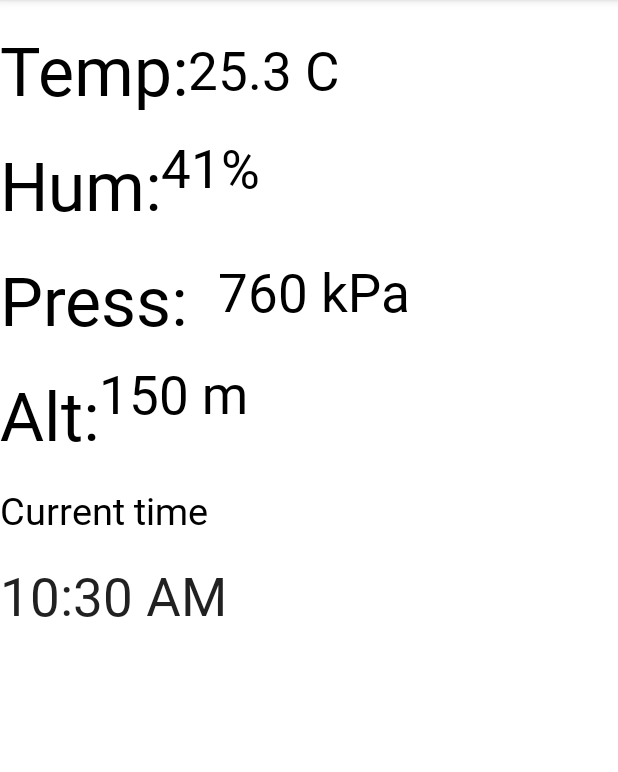
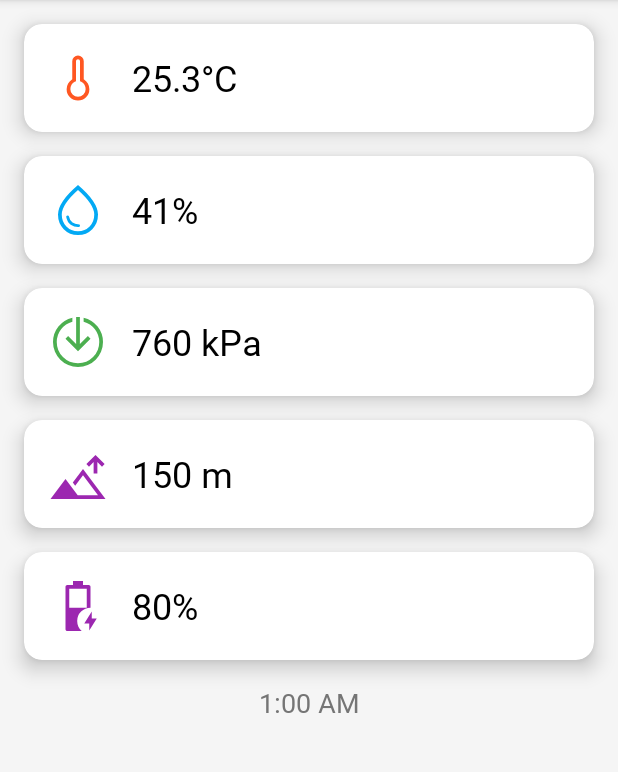
Before and after one commit to Ledrunning/WiFiOutdoorSensor, an Android app: the screen it shows after launch (MainActivity), on a phone screen of 412 x 824 dp, the part 84-856 px from its top. Run offline under Robolectric (Android 15) with nearby library versions, the phone set to English and light mode, and no system bars; our stand-ins replace Volley; network calls fail.

Commit message:
Updated design and icons

```diff
--- /dev/null
+++ b/MeteoraAndroid/app/src/main/res/drawable/altitude.xml
@@ -0,0 +1,9 @@
+<vector xmlns:android="http://schemas.android.com/apk/res/android"
+    android:width="48dp"
+    android:height="48dp"
+    android:viewportWidth="960"
+    android:viewportHeight="960">
+  <path
+      android:pathData="M730,470v-181l-74,73 -42,-42 146,-146 146,146 -42,43 -74,-74v181h-60ZM40,880l240,-320 195,260h325L560,501 435,667l-38,-50 163,-217L920,880L40,880ZM435,820Z"
+      android:fillColor="#5f6368"/>
+</vector>
--- /dev/null
+++ b/MeteoraAndroid/app/src/main/res/drawable/battery_charging.xml
@@ -0,0 +1,9 @@
+<vector xmlns:android="http://schemas.android.com/apk/res/android"
+    android:width="48dp"
+    android:height="48dp"
+    android:viewportWidth="960"
+    android:viewportHeight="960">
+  <path
+      android:pathData="M310,880q-13,0 -21.5,-8.5T280,850v-676q0,-13 8.5,-21.5T310,144h90v-64h160v64h90q13,0 21.5,8.5T680,174v333q-88,0 -150.5,62.5T467,721q0,48 19.5,89T539,880L310,880ZM340,507h280v-303L340,204v303ZM660,873v-113h-80l120,-192v112h80L660,873Z"
+      android:fillColor="#5f6368"/>
+</vector>
--- /dev/null
+++ b/MeteoraAndroid/app/src/main/res/drawable/enable.xml
@@ -0,0 +1,9 @@
+<vector xmlns:android="http://schemas.android.com/apk/res/android"
+    android:width="48dp"
+    android:height="48dp"
+    android:viewportWidth="960"
+    android:viewportHeight="960">
+  <path
+      android:pathData="M480,880q-83,0 -156,-31.5T197,763q-54,-54 -85.5,-127T80,480q0,-140 86.5,-248.5T390,90v64q-111,30 -180.5,120.5T140,480q0,142 99,241t241,99q142,0 241,-99t99,-241q0,-115 -69.5,-205.5T570,154v-64q137,33 223.5,141.5T880,480q0,83 -31.5,156T763,763q-54,54 -127,85.5T480,880ZM480,626L280,426l42,-42 128,128v-431h60v431l128,-128 42,42 -200,200Z"
+      android:fillColor="#5f6368"/>
+</vector>
--- /dev/null
+++ b/MeteoraAndroid/app/src/main/res/drawable/thermometer.xml
@@ -0,0 +1,9 @@
+<vector xmlns:android="http://schemas.android.com/apk/res/android"
+    android:width="48dp"
+    android:height="48dp"
+    android:viewportWidth="960"
+    android:viewportHeight="960">
+  <path
+      android:pathData="M480,840q-75.53,0 -128.77,-53.24Q298,733.53 298,658q0,-49.1 24,-91.55Q346,524 388,498v-286q0,-38.33 26.76,-65.17 26.77,-26.83 65,-26.83Q518,120 545,146.83q27,26.84 27,65.17v286q42,26 66,68.45T662,658q0,75.53 -53.23,128.76Q555.53,840 480,840ZM480.12,781q50.88,0 86.38,-35.88Q602,709.25 602,658q0,-37.81 -18,-70.41Q566,555 532,540l-20,-9v-319q0,-13.6 -9.2,-22.8 -9.2,-9.2 -22.8,-9.2 -13.6,0 -22.8,9.2 -9.2,9.2 -9.2,22.8v319l-20,9q-34,15 -52,47.59 -18,32.6 -18,70.41 0,51.25 35.62,87.12Q429.24,781 480.12,781ZM480,658Z"
+      android:fillColor="#5f6368"/>
+</vector>
--- /dev/null
+++ b/MeteoraAndroid/app/src/main/res/drawable/water_drop.xml
@@ -0,0 +1,9 @@
+<vector xmlns:android="http://schemas.android.com/apk/res/android"
+    android:width="48dp"
+    android:height="48dp"
+    android:viewportWidth="960"
+    android:viewportHeight="960">
+  <path
+      android:pathData="M479,752q16,0 24.5,-5.5T512,730q0,-11 -8.5,-17t-25.5,-6q-42,0 -85.5,-26.5T337,587q-2,-9 -9,-14.5t-15,-5.5q-11,0 -17,8.5t-4,17.5q15,84 71,121.5T479,752ZM480,880q-137,0 -228.5,-94T160,552q0,-100 79.5,-217.5T480,80q161,137 240.5,254.5T800,552q0,140 -91.5,234T480,880ZM480,820q112,0 186,-76.5T740,552q0,-79 -66.5,-179.5T480,160Q353,272 286.5,372.5T220,552q0,115 74,191.5T480,820ZM480,480Z"
+      android:fillColor="#5f6368"/>
+</vector>
--- a/MeteoraAndroid/app/src/main/res/layout/activity_main.xml
+++ b/MeteoraAndroid/app/src/main/res/layout/activity_main.xml
@@ -1,146 +1,218 @@
 <?xml version="1.0" encoding="utf-8"?>
-<androidx.constraintlayout.widget.ConstraintLayout
-    xmlns:android="http://schemas.android.com/apk/res/android"
+<androidx.constraintlayout.widget.ConstraintLayout xmlns:android="http://schemas.android.com/apk/res/android"
     xmlns:app="http://schemas.android.com/apk/res-auto"
     xmlns:tools="http://schemas.android.com/tools"
     android:layout_width="match_parent"
     android:layout_height="match_parent"
+    android:background="#F5F5F5"
     tools:context=".MainActivity">
 
-    <!-- Temperature -->
-    <TextView
-        android:id="@+id/lbTemperature"
-        android:layout_width="wrap_content"
+    <androidx.cardview.widget.CardView
+        android:id="@+id/cardTemperature"
+        android:layout_width="0dp"
         android:layout_height="wrap_content"
-        android:fontFamily="@font/matrixtypeit"
-        android:text="Temp:"
-        android:textColor="#000000"
-        android:textSize="45sp"
-        app:layout_constraintTop_toTopOf="parent"
+        android:layout_margin="16dp"
+        app:cardCornerRadius="12dp"
+        app:cardElevation="8dp"
         app:layout_constraintStart_toStartOf="parent"
-        app:layout_constraintHorizontal_bias="0.1"
-        android:layout_marginTop="16dp" />
+        app:layout_constraintEnd_toEndOf="parent"
+        app:layout_constraintTop_toTopOf="parent">
+
+        <LinearLayout
+            android:layout_width="match_parent"
+            android:layout_height="wrap_content"
+            android:orientation="horizontal"
+            android:padding="16dp">
+
+            <ImageView
+                android:id="@+id/iconTemperature"
+                android:layout_width="40dp"
+                android:layout_height="40dp"
+                android:src="@drawable/thermometer"
+                android:contentDescription="@string/temperature_icon"
+                app:tint="#FF5722" />
 
             <TextView
                 android:id="@+id/temperature"
                 android:layout_width="wrap_content"
                 android:layout_height="wrap_content"
-        android:fontFamily="@font/matrixtypeit"
-        android:text="25.3 C"
+                android:text="25.3°C"
+                android:textSize="24sp"
                 android:textColor="#000000"
-        android:textSize="35sp"
-        app:layout_constraintTop_toTopOf="@+id/lbTemperature"
-        app:layout_constraintBottom_toBottomOf="@+id/lbTemperature"
-        app:layout_constraintStart_toEndOf="@+id/lbTemperature"
-        app:layout_constraintHorizontal_bias="0.1" />
+                android:layout_marginStart="16dp"
+                android:layout_gravity="center_vertical"
+                android:fontFamily="@font/matrixtypeit" />
 
-    <!-- Humidity -->
-    <TextView
-        android:id="@+id/lbHumidity"
-        android:layout_width="wrap_content"
+        </LinearLayout>
+    </androidx.cardview.widget.CardView>
+
+    <androidx.cardview.widget.CardView
+        android:id="@+id/cardHumidity"
+        android:layout_width="0dp"
         android:layout_height="wrap_content"
-        android:fontFamily="@font/matrixtypeit"
-        android:text="Hum:"
-        android:textColor="#000000"
-        android:textSize="45sp"
-        app:layout_constraintTop_toBottomOf="@id/lbTemperature"
+        android:layout_margin="16dp"
+        app:cardCornerRadius="12dp"
+        app:cardElevation="8dp"
         app:layout_constraintStart_toStartOf="parent"
-        app:layout_constraintHorizontal_bias="0.1"
-        android:layout_marginTop="16dp" />
+        app:layout_constraintEnd_toEndOf="parent"
+        app:layout_constraintTop_toBottomOf="@+id/cardTemperature">
+
+        <LinearLayout
+            android:layout_width="match_parent"
+            android:layout_height="wrap_content"
+            android:orientation="horizontal"
+            android:padding="16dp">
+
+            <ImageView
+                android:id="@+id/iconHumidity"
+                android:layout_width="40dp"
+                android:layout_height="40dp"
+                android:src="@drawable/water_drop"
+                android:contentDescription="@string/humidity_icon"
+                app:tint="#03A9F4" />
 
             <TextView
                 android:id="@+id/humidity"
                 android:layout_width="wrap_content"
                 android:layout_height="wrap_content"
-        android:fontFamily="@font/matrixtypeit"
                 android:text="41%"
+                android:textSize="24sp"
                 android:textColor="#000000"
-        android:textSize="35sp"
-        app:layout_constraintTop_toBottomOf="@id/temperature"
-        app:layout_constraintBottom_toBottomOf="@+id/lbHumidity"
-        app:layout_constraintStart_toEndOf="@+id/lbHumidity"
-        app:layout_constraintHorizontal_bias="0.1" />
+                android:layout_marginStart="16dp"
+                android:layout_gravity="center_vertical"
+                android:fontFamily="@font/matrixtypeit" />
 
-    <!-- Pressure -->
-    <TextView
-        android:id="@+id/lbPressure"
-        android:layout_width="wrap_content"
+        </LinearLayout>
+    </androidx.cardview.widget.CardView>
+
+    <androidx.cardview.widget.CardView
+        android:id="@+id/cardPressure"
+        android:layout_width="0dp"
         android:layout_height="wrap_content"
-        android:fontFamily="@font/matrixtypeit"
-        android:text="Press:"
-        android:textColor="#000000"
-        android:textSize="45sp"
-        app:layout_constraintTop_toBottomOf="@id/lbHumidity"
+        android:layout_margin="16dp"
+        app:cardCornerRadius="12dp"
+        app:cardElevation="8dp"
         app:layout_constraintStart_toStartOf="parent"
-        app:layout_constraintHorizontal_bias="0.1"
-        android:layout_marginTop="16dp" />
+        app:layout_constraintEnd_toEndOf="parent"
+        app:layout_constraintTop_toBottomOf="@+id/cardHumidity">
 
-    <!-- Altitude -->
+        <LinearLayout
+            android:layout_width="match_parent"
+            android:layout_height="wrap_content"
+            android:orientation="horizontal"
+            android:padding="16dp">
+
+            <ImageView
+                android:id="@+id/iconPressure"
+                android:layout_width="40dp"
+                android:layout_height="40dp"
+                android:src="@drawable/enable"
+                android:contentDescription="@string/pressure_icon"
+                app:tint="#4CAF50" />
+
             <TextView
                 android:id="@+id/pressure"
                 android:layout_width="wrap_content"
                 android:layout_height="wrap_content"
-        android:layout_marginStart="20dp"
-        android:fontFamily="@font/matrixtypeit"
                 android:text="760 kPa"
+                android:textSize="24sp"
                 android:textColor="#000000"
-        android:textSize="35sp"
-        app:layout_constraintBottom_toBottomOf="@+id/lbPressure"
-        app:layout_constraintStart_toEndOf="@+id/lbPressure"
-        app:layout_constraintTop_toBottomOf="@id/humidity"
-        app:layout_constraintVertical_bias="0.744" />
+                android:layout_marginStart="16dp"
+                android:layout_gravity="center_vertical"
+                android:fontFamily="@font/matrixtypeit" />
 
-    <TextView
-        android:id="@+id/lbAltitude"
-        android:layout_width="wrap_content"
+        </LinearLayout>
+    </androidx.cardview.widget.CardView>
+
+    <androidx.cardview.widget.CardView
+        android:id="@+id/cardAltitude"
+        android:layout_width="0dp"
         android:layout_height="wrap_content"
-        android:fontFamily="@font/matrixtypeit"
-        android:text="Alt:"
-        android:textColor="#000000"
-        android:textSize="45sp"
-        app:layout_constraintTop_toBottomOf="@id/lbPressure"
+        android:layout_margin="16dp"
+        app:cardCornerRadius="12dp"
+        app:cardElevation="8dp"
         app:layout_constraintStart_toStartOf="parent"
-        app:layout_constraintHorizontal_bias="0.1"
-        android:layout_marginTop="16dp" />
+        app:layout_constraintEnd_toEndOf="parent"
+        app:layout_constraintTop_toBottomOf="@+id/cardPressure">
+
+        <LinearLayout
+            android:layout_width="match_parent"
+            android:layout_height="wrap_content"
+            android:orientation="horizontal"
+            android:padding="16dp">
+
+            <ImageView
+                android:id="@+id/iconAltitude"
+                android:layout_width="40dp"
+                android:layout_height="40dp"
+                android:src="@drawable/altitude"
+                android:contentDescription="@string/altitude_icon"
+                app:tint="#9C27B0" />
 
             <TextView
                 android:id="@+id/altitude"
                 android:layout_width="wrap_content"
                 android:layout_height="wrap_content"
-        android:fontFamily="@font/matrixtypeit"
                 android:text="150 m"
+                android:textSize="24sp"
                 android:textColor="#000000"
-        android:textSize="35sp"
-        app:layout_constraintTop_toBottomOf="@id/pressure"
-        app:layout_constraintBottom_toBottomOf="@+id/lbAltitude"
-        app:layout_constraintStart_toEndOf="@+id/lbAltitude"
-        app:layout_constraintHorizontal_bias="0.1" />
+                android:layout_marginStart="16dp"
+                android:layout_gravity="center_vertical"
+                android:fontFamily="@font/matrixtypeit" />
 
-    <!-- Current time -->
+        </LinearLayout>
+    </androidx.cardview.widget.CardView>
+
+    <androidx.cardview.widget.CardView
+        android:id="@+id/cardBattLevel"
+        android:layout_width="0dp"
+        android:layout_height="wrap_content"
+        android:layout_margin="16dp"
+        app:cardCornerRadius="12dp"
+        app:cardElevation="8dp"
+        app:layout_constraintStart_toStartOf="parent"
+        app:layout_constraintEnd_toEndOf="parent"
+        app:layout_constraintTop_toBottomOf="@+id/cardAltitude">
+
+        <LinearLayout
+            android:layout_width="match_parent"
+            android:layout_height="wrap_content"
+            android:orientation="horizontal"
+            android:padding="16dp">
+
+            <ImageView
+                android:id="@+id/iconBattLevel"
+                android:layout_width="40dp"
+                android:layout_height="40dp"
+                android:src="@drawable/battery_charging"
+                android:contentDescription="@string/battery_icon"
+                app:tint="#9C27B0" />
+
             <TextView
-        android:id="@+id/lbTime"
+                android:id="@+id/batteryLevel"
                 android:layout_width="wrap_content"
                 android:layout_height="wrap_content"
-        android:fontFamily="@font/matrixtypeit"
-        android:text="Current time"
+                android:text="80%"
+                android:textSize="24sp"
                 android:textColor="#000000"
-        android:textSize="25sp"
-        app:layout_constraintTop_toBottomOf="@id/lbAltitude"
-        app:layout_constraintStart_toStartOf="parent"
-        app:layout_constraintHorizontal_bias="0.5"
-        android:layout_marginTop="16dp" />
+                android:layout_marginStart="16dp"
+                android:layout_gravity="center_vertical"
+                android:fontFamily="@font/matrixtypeit" />
 
-    <com.example.meteoraandroid.CustomTextClock
-        android:id="@+id/textClock"
+        </LinearLayout>
+    </androidx.cardview.widget.CardView>
+
+    <TextView
+        android:id="@+id/time"
         android:layout_width="wrap_content"
         android:layout_height="wrap_content"
+        android:text="1:00 AM"
+        android:textSize="18sp"
+        android:textColor="#757575"
+        android:layout_marginTop="16dp"
         android:fontFamily="@font/matrixtypeit"
-        android:format24Hour="dd MMM yyyy k:mm"
-        android:textAlignment="center"
-        android:textSize="35sp"
-        app:layout_constraintTop_toBottomOf="@id/lbTime"
+        app:layout_constraintTop_toBottomOf="@+id/cardBattLevel"
         app:layout_constraintStart_toStartOf="parent"
-        app:layout_constraintHorizontal_bias="0.5"
-        android:layout_marginTop="16dp" />
+        app:layout_constraintEnd_toEndOf="parent" />
 
 </androidx.constraintlayout.widget.ConstraintLayout>
--- a/MeteoraAndroid/app/src/main/res/values/strings.xml
+++ b/MeteoraAndroid/app/src/main/res/values/strings.xml
@@ -1,3 +1,8 @@
 <resources>
     <string name="app_name">Meteora.Android</string>
+    <string name="temperature_icon">Temperature Icon</string>
+    <string name="humidity_icon">Humidity Icon</string>
+    <string name="pressure_icon">Pressure Icon</string>
+    <string name="altitude_icon">Altitude Icon</string>
+    <string name="battery_icon">Battery Icon</string>
 </resources>
```
Also changed, not shown: 6 other files. Lines whose indentation alone changed are shown as unchanged.
